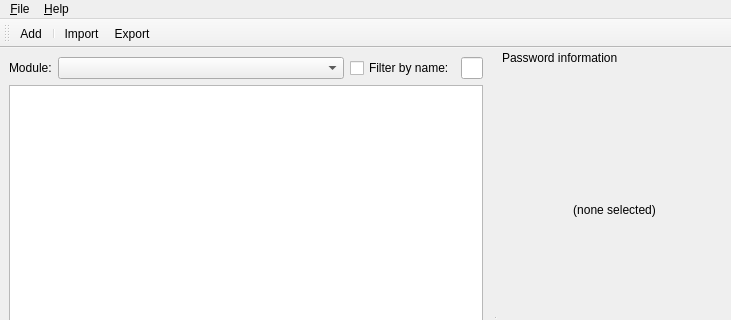
The window that util/qt/mainwindow.ui (mupuf/PPassKeeper) describes before a commit, drawn with Qt 5; both pictures show x 0 to 731 and y 0 to 320 of the 731 by 621 pixel window.
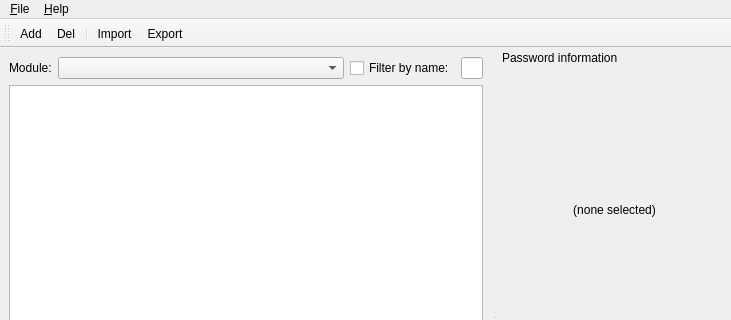
The same window after the commit.

Commit message: GUI : Add delete support

Diff of the .ui file:
```diff
--- a/util/qt/mainwindow.ui
+++ b/util/qt/mainwindow.ui
@@ -88,6 +88,7 @@
     <bool>false</bool>
    </attribute>
    <addaction name="action_Add" />
+   <addaction name="action_Del" />
    <addaction name="separator" />
    <addaction name="action_Import" />
    <addaction name="action_Export" />
@@ -219,6 +220,11 @@
     <string>&amp;Add</string>
    </property>
   </action>
+  <action name="action_Del" >
+   <property name="text" >
+    <string>&amp;Del</string>
+   </property>
+  </action>
   <action name="action_Import" >
    <property name="text" >
     <string>&amp;Import</string>
```
The commit also changes 2 other files.
